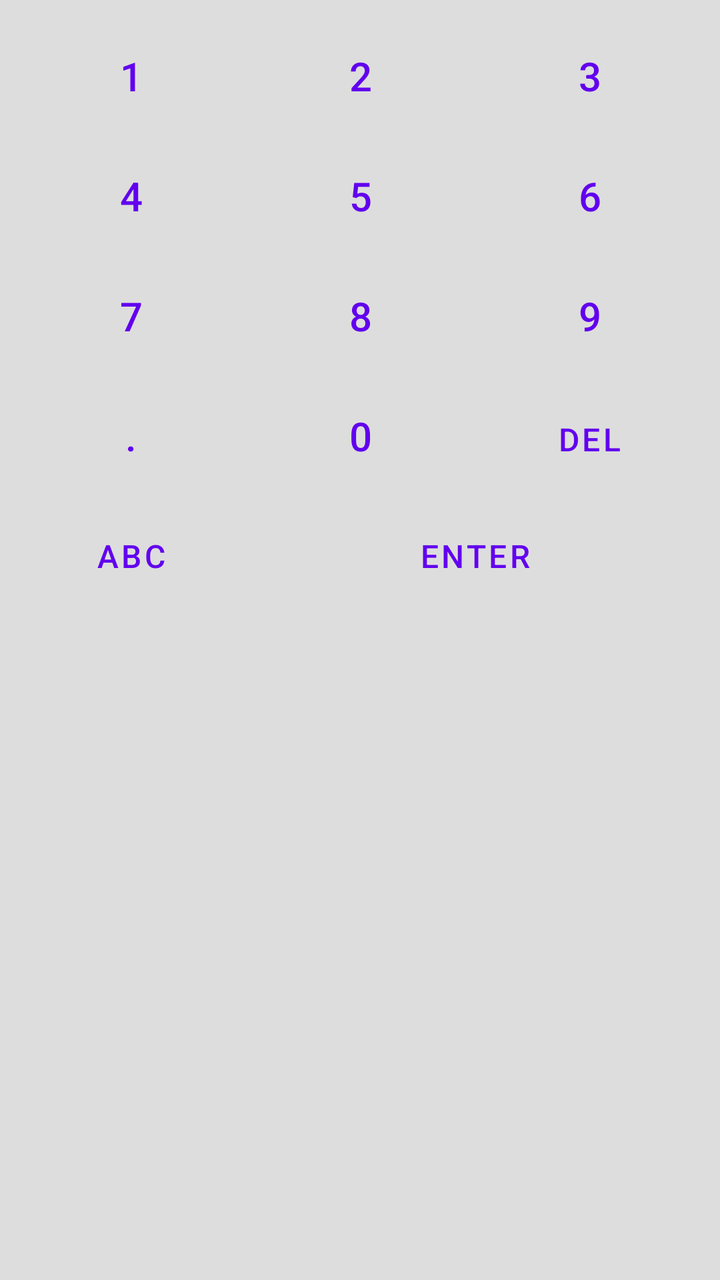
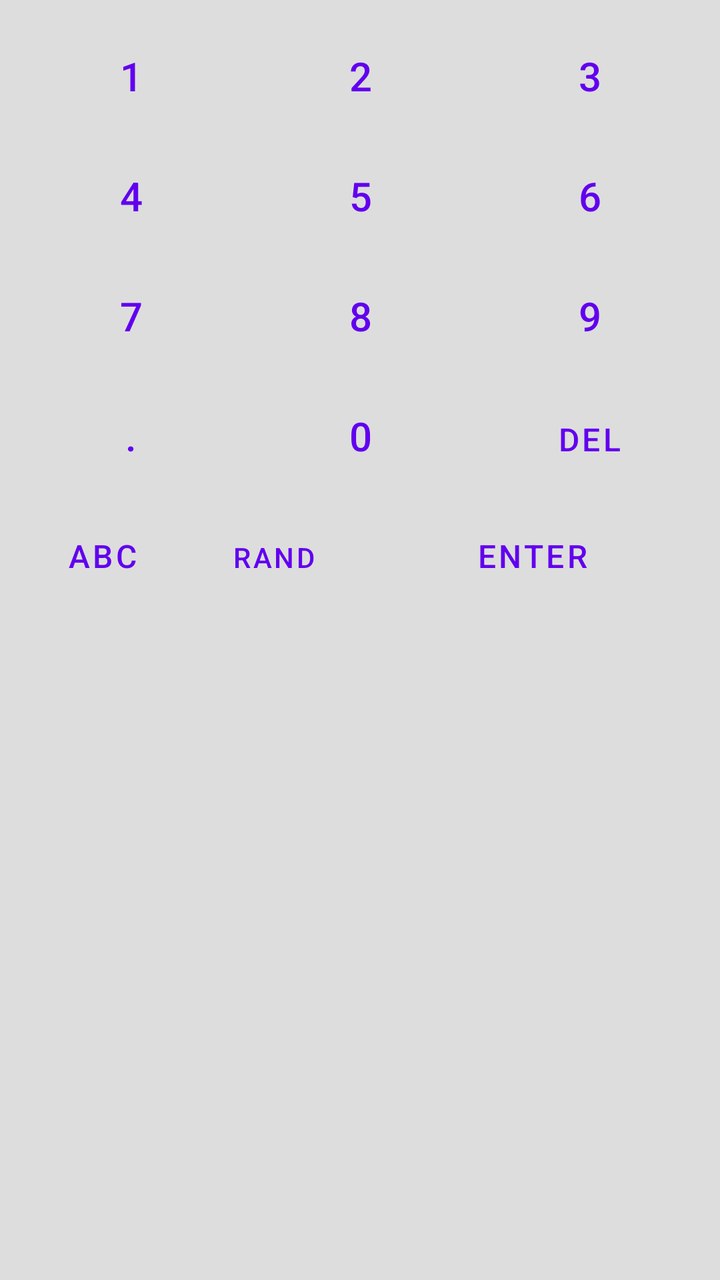

An Android layout rendered at two revisions. The XML below is the earlier revision; the diff shows what the commit changed to produce the second picture.
<!-- AndroidManifest.xml: application theme Theme.Qbot -->
<!-- res/layout/numeric_keyboard_view.xml -->
<?xml version="1.0" encoding="utf-8"?>
<LinearLayout xmlns:android="http://schemas.android.com/apk/res/android"
    android:id="@+id/numeric_keyboard_root"
    android:layout_width="match_parent"
    android:layout_height="wrap_content"
    android:background="#DDDDDD"
    android:orientation="vertical"
    android:padding="8dp">

    <LinearLayout
        android:layout_width="match_parent"
        android:layout_height="wrap_content"
        android:orientation="horizontal">
        <Button style="?android:attr/buttonBarButtonStyle" android:layout_width="0dp" android:layout_height="60dp" android:layout_weight="1" android:text="1" android:textSize="20sp" />
        <Button style="?android:attr/buttonBarButtonStyle" android:layout_width="0dp" android:layout_height="60dp" android:layout_weight="1" android:text="2" android:textSize="20sp" />
        <Button style="?android:attr/buttonBarButtonStyle" android:layout_width="0dp" android:layout_height="60dp" android:layout_weight="1" android:text="3" android:textSize="20sp" />
    </LinearLayout>

    <LinearLayout
        android:layout_width="match_parent"
        android:layout_height="wrap_content"
        android:orientation="horizontal">
        <Button style="?android:attr/buttonBarButtonStyle" android:layout_width="0dp" android:layout_height="60dp" android:layout_weight="1" android:text="4" android:textSize="20sp" />
        <Button style="?android:attr/buttonBarButtonStyle" android:layout_width="0dp" android:layout_height="60dp" android:layout_weight="1" android:text="5" android:textSize="20sp" />
        <Button style="?android:attr/buttonBarButtonStyle" android:layout_width="0dp" android:layout_height="60dp" android:layout_weight="1" android:text="6" android:textSize="20sp" />
    </LinearLayout>

    <LinearLayout
        android:layout_width="match_parent"
        android:layout_height="wrap_content"
        android:orientation="horizontal">
        <Button style="?android:attr/buttonBarButtonStyle" android:layout_width="0dp" android:layout_height="60dp" android:layout_weight="1" android:text="7" android:textSize="20sp" />
        <Button style="?android:attr/buttonBarButtonStyle" android:layout_width="0dp" android:layout_height="60dp" android:layout_weight="1" android:text="8" android:textSize="20sp" />
        <Button style="?android:attr/buttonBarButtonStyle" android:layout_width="0dp" android:layout_height="60dp" android:layout_weight="1" android:text="9" android:textSize="20sp" />
    </LinearLayout>

    <LinearLayout
        android:layout_width="match_parent"
        android:layout_height="wrap_content"
        android:orientation="horizontal">
        <Button style="?android:attr/buttonBarButtonStyle" android:layout_width="0dp" android:layout_height="60dp" android:layout_weight="1" android:text="." android:textSize="20sp" />
        <Button style="?android:attr/buttonBarButtonStyle" android:layout_width="0dp" android:layout_height="60dp" android:layout_weight="1" android:text="0" android:textSize="20sp" />
        <Button style="?android:attr/buttonBarButtonStyle" android:layout_width="0dp" android:layout_height="60dp" android:layout_weight="1" android:text="DEL" android:textSize="16sp" />
    </LinearLayout>

    <LinearLayout
        android:layout_width="match_parent"
        android:layout_height="wrap_content"
        android:orientation="horizontal">
        <Button android:id="@+id/btn_switch_alpha" style="?android:attr/buttonBarButtonStyle" android:layout_width="0dp" android:layout_height="60dp" android:layout_weight="1" android:text="ABC" android:textSize="16sp" />
        <Button style="?android:attr/buttonBarButtonStyle" android:layout_width="0dp" android:layout_height="60dp" android:layout_weight="2" android:text="ENTER" android:textSize="16sp" />
    </LinearLayout>

    <Space
        android:layout_width="match_parent"
        android:layout_height="20dp" />

</LinearLayout>
<!-- resources referenced by this layout -->
<resources>
  <style name="Theme.Qbot" parent="Theme.MaterialComponents.DayNight.DarkActionBar">
          
          <item name="colorPrimary">@color/purple_500</item>
          <item name="colorPrimaryVariant">@color/purple_700</item>
          <item name="colorOnPrimary">@color/white</item>
          
          <item name="colorSecondary">@color/teal_200</item>
          <item name="colorSecondaryVariant">@color/teal_700</item>
          <item name="colorOnSecondary">@color/black</item>
          
          <item name="android:statusBarColor">?attr/colorPrimaryVariant</item>
          
      </style>
  <color name="purple_500">#FF6200EE</color>
  <color name="purple_700">#FF3700B3</color>
  <color name="white">#FFFFFFFF</color>
  <color name="teal_200">#FF03DAC5</color>
  <color name="teal_700">#FF018786</color>
  <color name="black">#FF000000</color>
</resources>

<!-- the commit's change to res/layout/numeric_keyboard_view.xml (unified diff, before → after) -->
@@ -48,6 +48,7 @@
         android:layout_height="wrap_content"
         android:orientation="horizontal">
         <Button android:id="@+id/btn_switch_alpha" style="?android:attr/buttonBarButtonStyle" android:layout_width="0dp" android:layout_height="60dp" android:layout_weight="1" android:text="ABC" android:textSize="16sp" />
+        <Button android:id="@+id/btn_randomize" style="?android:attr/buttonBarButtonStyle" android:layout_width="0dp" android:layout_height="60dp" android:layout_weight="1" android:text="RAND" android:textSize="14sp" />
         <Button style="?android:attr/buttonBarButtonStyle" android:layout_width="0dp" android:layout_height="60dp" android:layout_weight="2" android:text="ENTER" android:textSize="16sp" />
     </LinearLayout>
 
